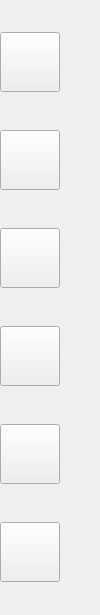
First picture: the form in src/uis/ToolBar.ui, repository A1rWaxta/RasterShop, before the edit.
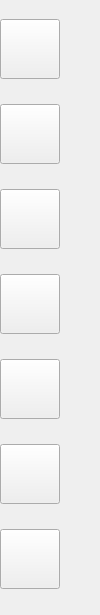
Second picture: the form after the edit. Custom widgets are drawn as their Qt base class.

Commit message: Created two classes and added new button to toolbar.

```diff
--- a/src/uis/ToolBar.ui
+++ b/src/uis/ToolBar.ui
@@ -173,6 +173,28 @@
      </property>
     </widget>
    </item>
+   <item>
+    <widget class="ToolBarButton" name="textToolButton">
+     <property name="minimumSize">
+      <size>
+       <width>60</width>
+       <height>60</height>
+      </size>
+     </property>
+     <property name="maximumSize">
+      <size>
+       <width>60</width>
+       <height>60</height>
+      </size>
+     </property>
+     <property name="toolTip">
+      <string>Narzędzie tekst</string>
+     </property>
+     <property name="text">
+      <string/>
+     </property>
+    </widget>
+   </item>
   </layout>
  </widget>
  <customwidgets>
```
The commit also changes 12 other files.
